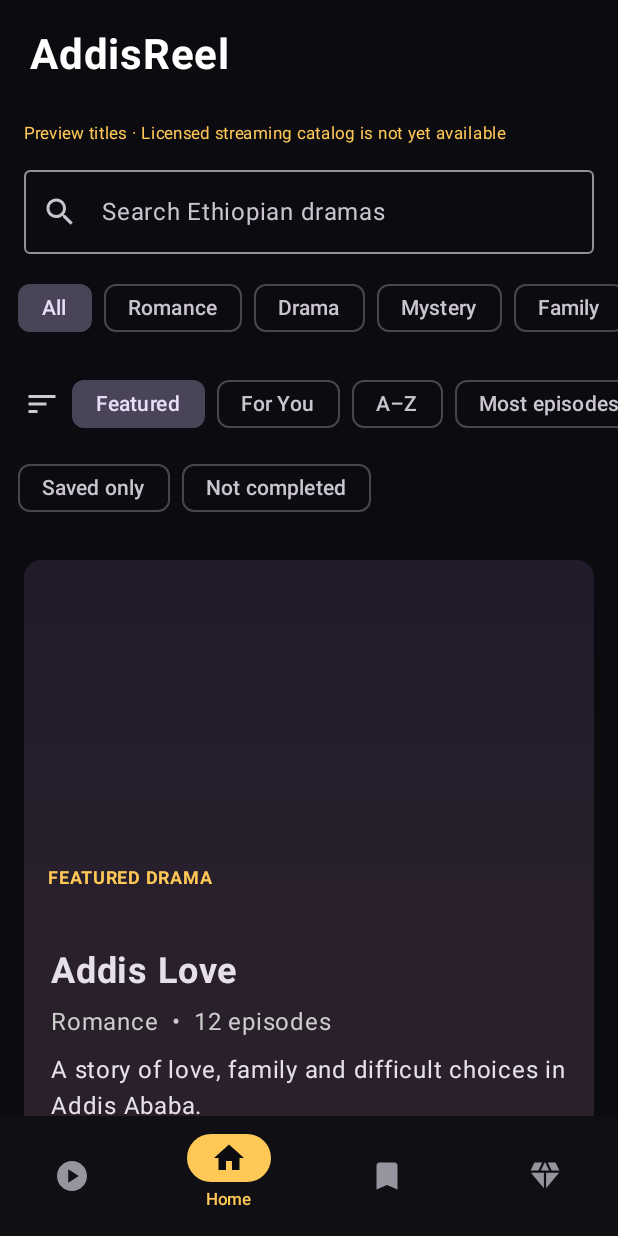
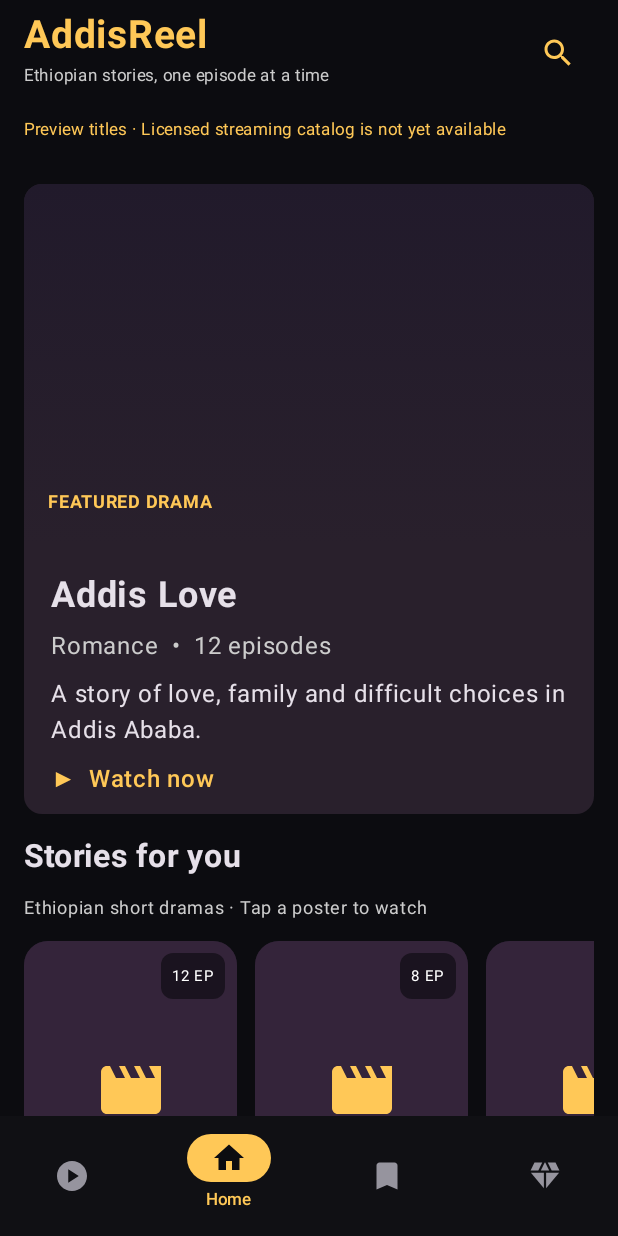
Before and after one commit to MahirG/AddisReel, an Android app built with Jetpack Compose: the screen it shows after launch (MainActivity), on a phone screen of 412 x 824 dp. Run offline under Robolectric (Android 15) with nearby library versions, the phone set to English and light mode, and no system bars; network calls fail; pictures from the network do not load.

Commit message:
feat(android): dedicated cinematic Home and search mode, safer empty-catalog display

```diff
--- a/app/src/main/java/et/addisreel/app/MainActivity.kt
+++ b/app/src/main/java/et/addisreel/app/MainActivity.kt
@@ -168,6 +168,7 @@ private fun AddisReelApp() {
     var speedMenuExpanded by remember { mutableStateOf(false) }
     var autoNextEnabled by remember { mutableStateOf(preferences.getBoolean("cinema_auto_next", true)) }
     var discoverQuery by remember { mutableStateOf("") }
+    var homeSearchExpanded by remember { mutableStateOf(false) }
     var discoverGenre by remember { mutableStateOf("All") }
     var discoverSort by remember { mutableStateOf("Featured") }
     var discoverOnlySaved by remember { mutableStateOf(false) }
@@ -683,7 +684,18 @@ private fun AddisReelApp() {
                         }
                     }
                     1 -> {
-                        Header("AddisReel")
+                        Row(Modifier.fillMaxWidth().padding(horizontal = 16.dp, vertical = 8.dp), verticalAlignment = Alignment.CenterVertically, horizontalArrangement = Arrangement.SpaceBetween) {
+                            Column {
+                                Text("AddisReel", fontSize = 26.sp, fontWeight = FontWeight.Bold, color = Gold)
+                                Text("Ethiopian stories, one episode at a time", fontSize = 11.sp, color = Color.LightGray)
+                            }
+                            IconButton(onClick = {
+                                homeSearchExpanded = !homeSearchExpanded
+                                if (!homeSearchExpanded) { discoverQuery = ""; discoverGenre = "All"; discoverOnlySaved = false; discoverOnlyUnwatched = false }
+                            }) {
+                                Icon(if (homeSearchExpanded) Icons.Default.Close else Icons.Default.Search, contentDescription = if (homeSearchExpanded) "Close search" else "Search dramas", tint = Gold)
+                            }
+                        }
                         if (!remoteCatalogAvailable) Text("Preview titles · Licensed streaming catalog is not yet available", modifier=Modifier.padding(horizontal=16.dp, vertical=4.dp), fontSize=11.sp, color=Gold)
                         val genres = remember(catalog) { listOf("All") + catalog.map { it.genre }.distinct() }
                         val matches = catalog.filter { drama ->
@@ -709,7 +721,7 @@ private fun AddisReelApp() {
                             else -> matches
                         }
                         Column(Modifier.fillMaxSize()) {
-                            OutlinedTextField(
+                            if (homeSearchExpanded) OutlinedTextField(
                                 value = discoverQuery,
                                 onValueChange = { discoverQuery = it },
                                 modifier = Modifier.fillMaxWidth().padding(horizontal = 16.dp),
@@ -724,7 +736,7 @@ private fun AddisReelApp() {
                                     }
                                 }
                             )
-                            Row(
+                            if (homeSearchExpanded) Row(
                                 Modifier.fillMaxWidth().horizontalScroll(rememberScrollState()).padding(12.dp),
                                 horizontalArrangement = Arrangement.spacedBy(8.dp)
                             ) {
@@ -736,7 +748,7 @@ private fun AddisReelApp() {
                                     )
                                 }
                             }
-                            Row(
+                            if (homeSearchExpanded) Row(
                                 Modifier.fillMaxWidth().horizontalScroll(rememberScrollState())
                                     .padding(horizontal = 16.dp, vertical = 4.dp),
                                 verticalAlignment = Alignment.CenterVertically,
@@ -751,7 +763,7 @@ private fun AddisReelApp() {
                                     )
                                 }
                             }
-                            Row(Modifier.fillMaxWidth().horizontalScroll(rememberScrollState()).padding(horizontal = 12.dp, vertical = 4.dp), horizontalArrangement = Arrangement.spacedBy(8.dp)) {
+                            if (homeSearchExpanded) Row(Modifier.fillMaxWidth().horizontalScroll(rememberScrollState()).padding(horizontal = 12.dp, vertical = 4.dp), horizontalArrangement = Arrangement.spacedBy(8.dp)) {
                                 FilterChip(selected = discoverOnlySaved, onClick = { discoverOnlySaved = !discoverOnlySaved }, label = { Text("Saved only") })
                                 FilterChip(selected = discoverOnlyUnwatched, onClick = { discoverOnlyUnwatched = !discoverOnlyUnwatched }, label = { Text("Not completed") })
                                 if (discoverOnlySaved || discoverOnlyUnwatched) TextButton(onClick = { discoverOnlySaved = false; discoverOnlyUnwatched = false }) { Text("Reset") }
@@ -834,7 +846,7 @@ private fun AddisReelApp() {
                                         }
                                     }
                                 }
-                                if (discoverQuery.isBlank() && discoverGenre == "All" && catalog.size > 1) {
+                                if (!homeSearchExpanded && discoverQuery.isBlank() && discoverGenre == "All" && catalog.size > 1) {
                                     item {
                                         Column(verticalArrangement = Arrangement.spacedBy(10.dp)) {
                                             Text("Explore more dramas", fontSize = 21.sp, fontWeight = FontWeight.Bold)
@@ -862,7 +874,7 @@ private fun AddisReelApp() {
                                         }
                                     }
                                 }
-                                if (discoverQuery.isBlank() && discoverGenre == "All" && viewingHistory.isNotEmpty()) {
+                                if (!homeSearchExpanded && discoverQuery.isBlank() && discoverGenre == "All" && viewingHistory.isNotEmpty()) {
                                     item {
                                         Column(verticalArrangement = Arrangement.spacedBy(8.dp)) {
                                             Text("Continue Watching", fontSize = 20.sp, fontWeight = FontWeight.Bold)
@@ -897,7 +909,7 @@ private fun AddisReelApp() {
                                         }
                                     }
                                 }
-                                if (discoverQuery.isBlank() && discoverGenre == "All") {
+                                if (!homeSearchExpanded && discoverQuery.isBlank() && discoverGenre == "All" && catalog.isNotEmpty()) {
                                     item {
                                         Card(
                                             onClick = { detailDrama = catalog.first() },
@@ -917,7 +929,7 @@ private fun AddisReelApp() {
                                         }
                                     }
                                 }
-                                item { Text("${filtered.size} dramas" + if (discoverSort == "For You") " · Based on genres you have watched on this device" else "", color = Color.LightGray) }
+                                item { Text((if (homeSearchExpanded) "Search results · " else "All dramas · ") + "${filtered.size} titles" + if (discoverSort == "For You") " · Personalized on this device" else "", color = Color.LightGray) }
                                 if (filtered.isEmpty()) {
                                     item {
                                         Column(Modifier.fillMaxWidth().padding(24.dp), horizontalAlignment = Alignment.CenterHorizontally) {
```
